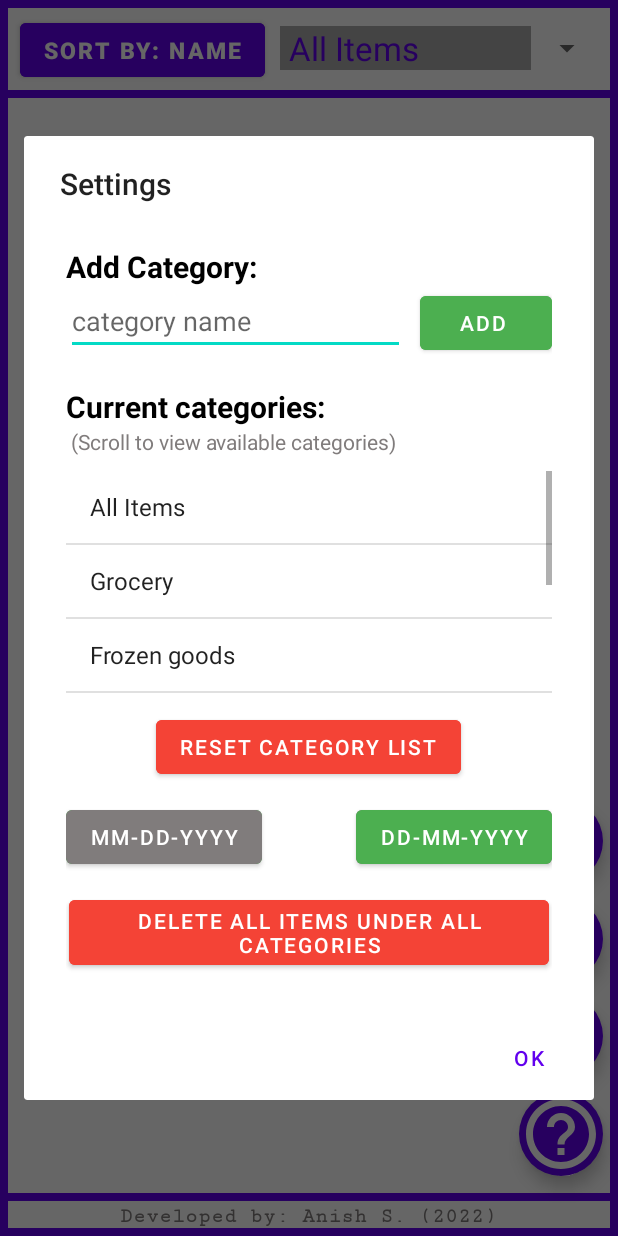
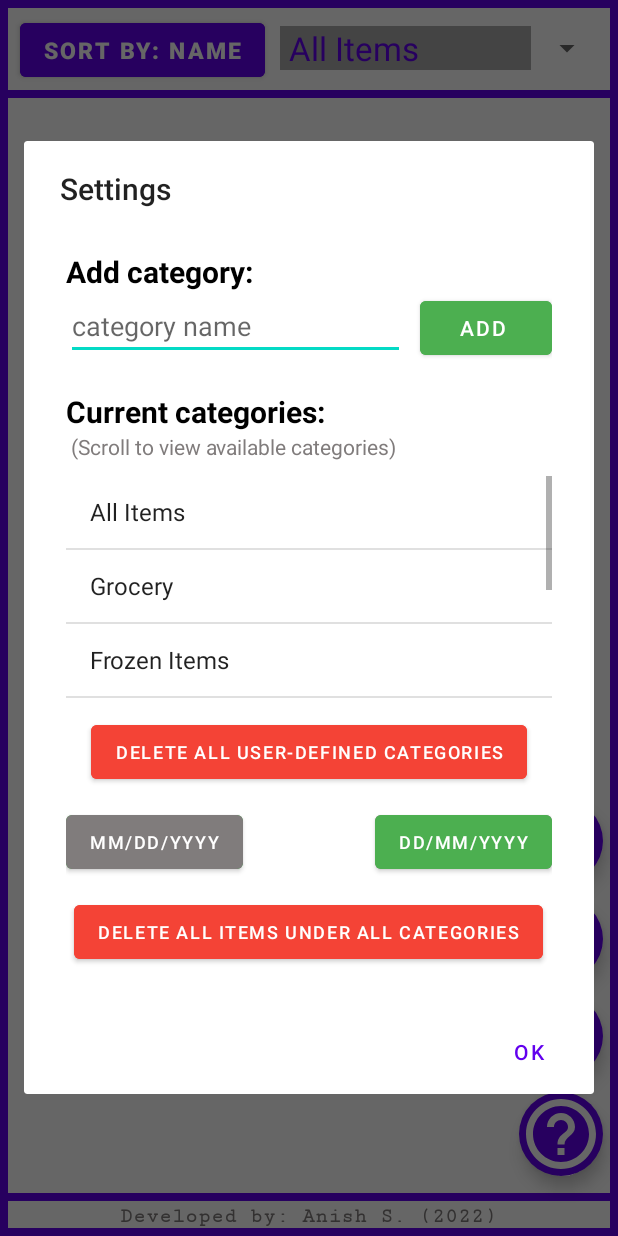
Before and after one commit to anish-sahoo/ExpiryDateReminder, an Android app: the screen it shows after launch (MainActivity), after a tap on "settings", on a phone screen of 412 x 824 dp. Run offline under Robolectric (Android 15) with nearby library versions, the phone set to English and light mode, and no system bars; 1 statement that could not run was skipped.

Commit message:
added checks when adding category + minor fixes and changes

```diff
--- a/app/src/main/java/com/anish/expirydatereminder/DateFormatDatabase.java
+++ b/app/src/main/java/com/anish/expirydatereminder/DateFormatDatabase.java
@@ -5,7 +5,6 @@ import android.content.Context;
 import android.database.Cursor;
 import android.database.SQLException;
 import android.database.sqlite.SQLiteDatabase;
-import android.database.sqlite.SQLiteException;
 import android.database.sqlite.SQLiteOpenHelper;
 
 import java.util.ArrayList;
--- a/app/src/main/java/com/anish/expirydatereminder/SettingsDatabaseHandler.java
+++ b/app/src/main/java/com/anish/expirydatereminder/SettingsDatabaseHandler.java
@@ -1,15 +1,12 @@
 package com.anish.expirydatereminder;
 
-import android.content.ContentResolver;
 import android.content.ContentValues;
 import android.content.Context;
 import android.database.Cursor;
 import android.database.SQLException;
 import android.database.sqlite.SQLiteDatabase;
 import android.database.sqlite.SQLiteOpenHelper;
-import android.net.Uri;
 import android.util.Log;
-import android.widget.Toast;
 
 import java.util.ArrayList;
 import java.util.Arrays;
@@ -38,7 +35,7 @@ public class SettingsDatabaseHandler extends SQLiteOpenHelper {
 
             addCategory("All Items",0);
             addCategory("Grocery",0);
-            addCategory("Frozen goods",0);
+            addCategory("Frozen Items",0);
             addCategory("Snacks",0);
             addCategory("Medicine",0);
             addCategory("Important Dates",0);
@@ -56,7 +53,7 @@ public class SettingsDatabaseHandler extends SQLiteOpenHelper {
 
         addCategory("All Items",0);
         addCategory("Grocery",0);
-        addCategory("Frozen goods",0);
+        addCategory("Frozen Items",0);
         addCategory("Snacks",0);
         addCategory("Medicine",0);
         addCategory("Important Dates",0);
--- a/app/src/main/res/layout/settings_layout.xml
+++ b/app/src/main/res/layout/settings_layout.xml
@@ -8,7 +8,7 @@
         android:id="@+id/category_text_field_settings"
         android:layout_width="wrap_content"
         android:layout_height="wrap_content"
-        android:text="Add Category:"
+        android:text="Add category:"
         android:textColor="@color/black"
         android:textSize="20sp"
         android:textStyle="bold">
@@ -42,8 +42,9 @@
         android:layout_marginTop="10dp"
         android:layout_below="@id/categories_list_view"
         android:backgroundTint="#F44336"
-        android:text="Reset Category List"
+        android:text="Delete all user-defined categories"
         android:layout_centerInParent="true"
+        android:textSize="12sp"
         android:textColor="#FFFFFF"/>
 
     <Button
@@ -51,7 +52,8 @@
         android:layout_width="wrap_content"
         android:layout_height="wrap_content"
         android:layout_below="@id/restore_button"
-        android:text="MM-DD-YYYY"
+        android:text="MM/DD/YYYY"
+        android:textSize="12sp"
         android:layout_marginTop="12dp"
         android:backgroundTint="#4CAF50"/>
 
@@ -60,7 +62,8 @@
         android:id="@+id/dd_mm_yyyy_button_2"
         android:layout_height="wrap_content"
         android:layout_below="@id/restore_button"
-        android:text="DD-MM-YYYY"
+        android:text="DD/MM/YYYY"
+        android:textSize="12sp"
         android:layout_alignParentEnd="true"
         android:layout_marginTop="12dp"
         android:backgroundTint="#807C7C"/>
@@ -72,6 +75,7 @@
         android:layout_below="@id/dd_mm_yyyy_button"
         android:text="DELETE ALL ITEMS UNDER ALL CATEGORIES"
         android:backgroundTint="#F44336"
+        android:textSize="12sp"
         android:layout_marginTop="12dp"
         android:layout_centerInParent="true"
         />
```
Also changed, not shown: app/src/main/java/com/anish/expirydatereminder/SettingsDialogHandler.java (+13 -6 lines).
